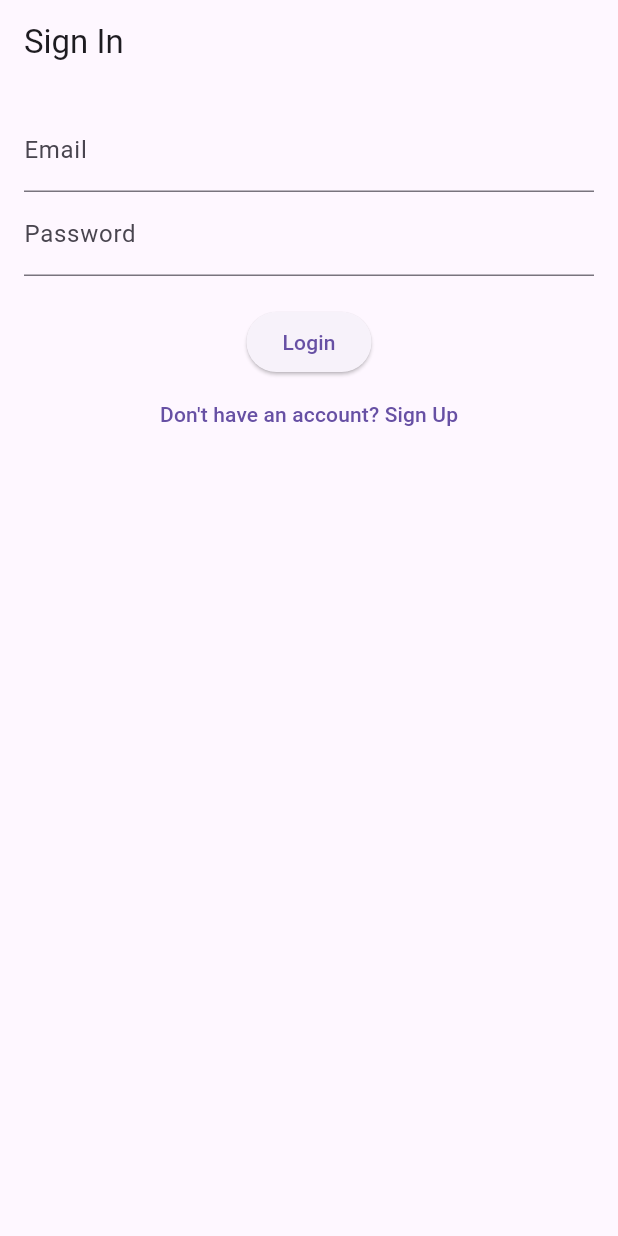
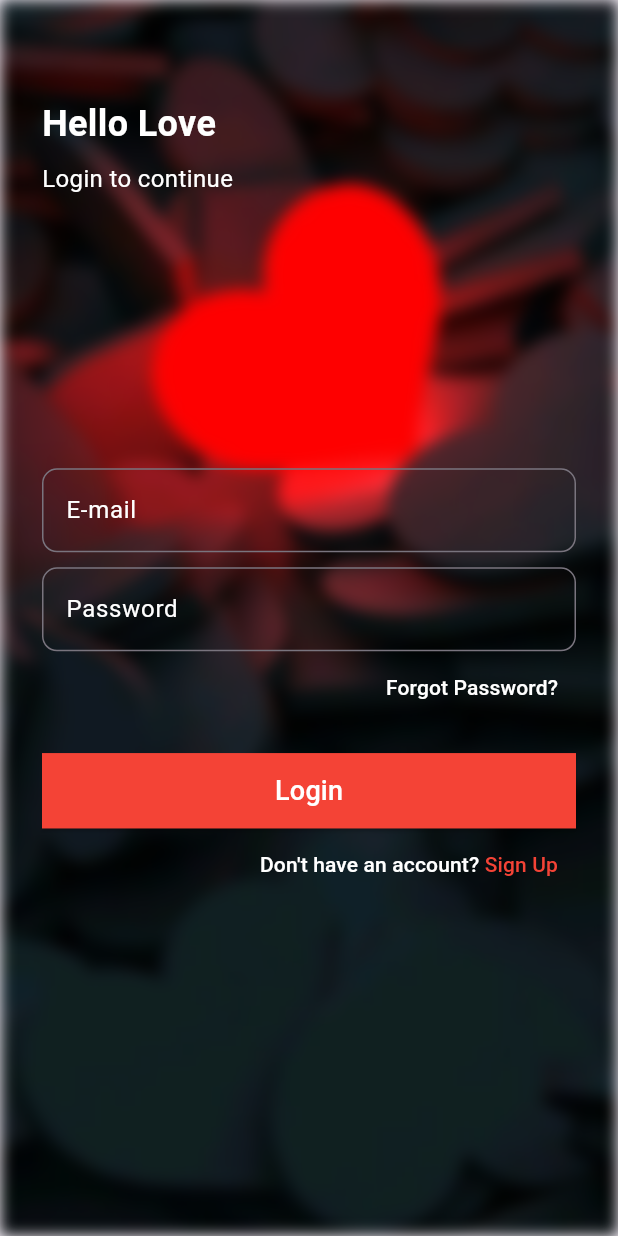
Before and after one commit to tendoabraham/HeartSync, a Flutter app: the screen it shows after launch, on a phone screen of 412 x 824 dp. Run offline on Flutter 3.47's test engine with Material 3 defaults, Android fonts, the phone set to English and light mode, and no system bars; our stand-ins replace cloud_firestore, firebase_auth, firebase_core, firebase_messaging, flutter_animate; accounts and stored records are empty.

Commit message:
login page

```diff
--- a/lib/home_screen.dart
+++ b/lib/home_screen.dart
@@ -107,7 +107,7 @@ class _HomeScreenState extends State<HomeScreen> {
             onPressed: () async {
               await _authService.signOut();
               Navigator.of(context).pushReplacement(
-                MaterialPageRoute(builder: (context) => const LoginScreen()),
+                MaterialPageRoute(builder: (context) => LoginScreen()),
               );
             },
           )
--- a/lib/login_screen.dart
+++ b/lib/login_screen.dart
@@ -1,3 +1,5 @@
+import 'dart:ui';
+
 import 'package:flutter/material.dart';
 import 'package:firebase_auth/firebase_auth.dart';
 import 'package:heart_sync/Auth/sign_up.dart';
@@ -5,8 +7,6 @@ import 'Auth/auth_service.dart';
 import 'home_screen.dart';
 
 class LoginScreen extends StatefulWidget {
-  const LoginScreen({super.key});
-
   @override
   _LoginScreenState createState() => _LoginScreenState();
 }
@@ -19,44 +19,119 @@ class _LoginScreenState extends State<LoginScreen> {
   @override
   Widget build(BuildContext context) {
     return Scaffold(
-      appBar: AppBar(
-        title: Text('Sign In'),
+      body: Stack(
+        fit: StackFit.expand,
+        children: [
+          ImageFiltered(
+            imageFilter: ImageFilter.blur(sigmaX: 5, sigmaY: 5),
+            child: Image.asset(
+              'assets/images/heartsync2.jpg',
+              fit: BoxFit.cover,
             ),
-      body: Padding(
-        padding: const EdgeInsets.all(16.0),
+          ),
+          SafeArea(
+            child: SingleChildScrollView(
+              child: Padding(
+                padding: const EdgeInsets.symmetric(horizontal: 28.0),
                 child: Column(
+                  crossAxisAlignment: CrossAxisAlignment.start,
                   children: [
-            TextField(
-              controller: _emailController,
-              decoration: const InputDecoration(labelText: 'Email'),
+                    SizedBox(
+                      height: MediaQuery.of(context).size.height * 0.08,
+                    ),
+                    Text(
+                      'Hello Love',
+                      style: TextStyle(fontSize: 24, fontWeight: FontWeight.bold, color: Colors.white),
+                    ),
+                    SizedBox(
+                      height: 8,
+                    ),
+                    Text(
+                      'Login to continue',
+                      style: TextStyle(fontSize: 16, fontWeight: FontWeight.normal, color: Colors.white),
+                    ),
+                    SizedBox(
+                      height: MediaQuery.of(context).size.height * 0.22,
                     ),
                     TextField(
+                      style: TextStyle(
+                          color: Colors.white
+                      ),
+                      cursorColor: Colors.white,
+                      controller: _emailController,
+                      decoration: InputDecoration(
+                        labelText: 'E-mail',
+                        labelStyle: TextStyle(
+                          color: Colors.white,
+                        ),
+                        floatingLabelBehavior: FloatingLabelBehavior.auto,
+                        border: OutlineInputBorder(
+                          borderSide: BorderSide(color: Colors.white),
+                          borderRadius: BorderRadius.circular(10.0),
+                        ),
+                        focusedBorder: OutlineInputBorder(
+                          borderSide: BorderSide(color: Colors.white),
+                          borderRadius: BorderRadius.circular(10.0),
+                        ),
+                      ),
+                    ),
+                    const SizedBox(height: 10),
+                    TextField(
+                      style: TextStyle(
+                          color: Colors.white
+                      ),
+                      cursorColor: Colors.white,
                       controller: _passwordController,
-              decoration: const InputDecoration(labelText: 'Password'),
+                      decoration: InputDecoration(
+                        labelText: 'Password',
+                        labelStyle: TextStyle(
+                          color: Colors.white,
+                        ),
+                        floatingLabelBehavior: FloatingLabelBehavior.auto,
+                        border: OutlineInputBorder(
+                          borderSide: BorderSide(color: Colors.white),
+                          borderRadius: BorderRadius.circular(10.0),
+                        ),
+                        focusedBorder: OutlineInputBorder(
+                          borderSide: BorderSide(color: Colors.white),
+                          borderRadius: BorderRadius.circular(10.0),
+                        ),
+                      ),
                       obscureText: true,
                     ),
+                    Align(
+                      alignment: Alignment.centerRight,
+                      child: TextButton(
+                        onPressed: () {
+                          Navigator.of(context).pushReplacement(
+                            MaterialPageRoute(builder: (context) => SignUp()),
+                          );
+                        },
+                        child: Text('Forgot Password?',
+                          style: TextStyle(
+                              color: Colors.white
+                          ),),
+                      ),
+                    ),
                     const SizedBox(height: 20),
-            // ElevatedButton(
-            //   onPressed: () async {
-            //     var result = await _authService.signInWithEmailPassword(
-            //       _emailController.text,
-            //       _passwordController.text,
-            //     );
-            //
-            //     if (result['success']) {
-            //       var userData = result['userData'];
-            //       Navigator.of(context).pushReplacement(
-            //         MaterialPageRoute(builder: (context) => HomeScreen(userData: userData)),
-            //       );
-            //     } else {
-            //       ScaffoldMessenger.of(context).showSnackBar(
-            //         SnackBar(content: Text(result['error'])),
-            //       );
-            //     }
-            //   },
-            //   child: Text('Login'),
-            // ),
-            ElevatedButton(
+                    Container(
+                      width: MediaQuery.of(context).size.width,
+                      height: 50,
+                      child: ElevatedButton(
+                        style: ButtonStyle(
+                          shape: MaterialStateProperty.all<
+                              RoundedRectangleBorder>(
+                            const RoundedRectangleBorder(
+                              borderRadius: BorderRadius.zero,
+                              side: BorderSide(
+                                  color: Colors.red),
+                            ),
+                          ),
+                          backgroundColor:
+                          MaterialStateProperty.all(
+                              Colors.red
+                          ),
+                        ),
                         onPressed: () async {
                           var result = await _authService.signInWithEmailPassword(
                             _emailController.text,
@@ -66,7 +141,9 @@ class _LoginScreenState extends State<LoginScreen> {
                           if (result['success']) {
                             var userData = result['userData'];
                             Navigator.of(context).pushReplacement(
-                    MaterialPageRoute(builder: (context) => HomeScreen(userData: userData)),
+                              MaterialPageRoute(
+                                  builder: (context) =>
+                                      HomeScreen(userData: userData)),
                             );
                           } else {
                             ScaffoldMessenger.of(context).showSnackBar(
@@ -74,19 +151,42 @@ class _LoginScreenState extends State<LoginScreen> {
                             );
                           }
                         },
-              child: Text('Login'),
+                        child: const Text('Login',
+                          style: TextStyle(
+                              fontSize: 18,
+                              color: Colors.white
+                          ),),
                       ),
-
-            TextButton(
+                    ),
+                    Align(
+                      alignment: Alignment.centerRight,
+                      child: TextButton(
                         onPressed: () {
                           Navigator.of(context).pushReplacement(
                             MaterialPageRoute(builder: (context) => SignUp()),
                           );
                         },
-              child: Text('Don\'t have an account? Sign Up'),
+                        child: const Row(
+                          mainAxisAlignment: MainAxisAlignment.end,
+                          children: [
+                            Text('Don\'t have an account? ',
+                              style: TextStyle(
+                                  color: Colors.white
+                              ),),
+                            Text('Sign Up',
+                              style: TextStyle(
+                                  color: Colors.red
+                              ),),
+                          ],
+                        ),
+                      ),
+                    )
+                  ],
+                ),
+              ),
+            )
           ),
         ],
-        ),
       ),
     );
   }
--- a/pubspec.yaml
+++ b/pubspec.yaml
@@ -36,6 +36,7 @@ dependencies:
   firebase_messaging: ^14.7.9
   flutter_animate: ^4.1.0
   http: ^0.13.4
+  flutter_blurhash: ^0.6.0
 
 
   # The following adds the Cupertino Icons font to your application.
```
Also changed, not shown: pubspec.lock. Lines whose indentation alone changed are shown as unchanged.
